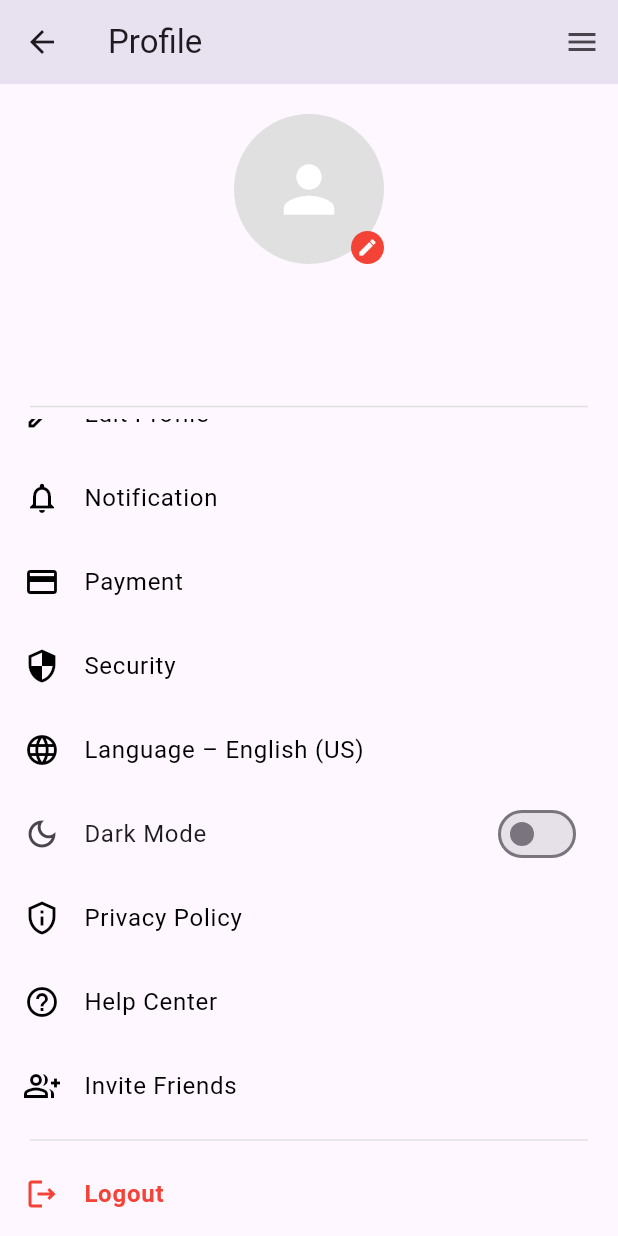
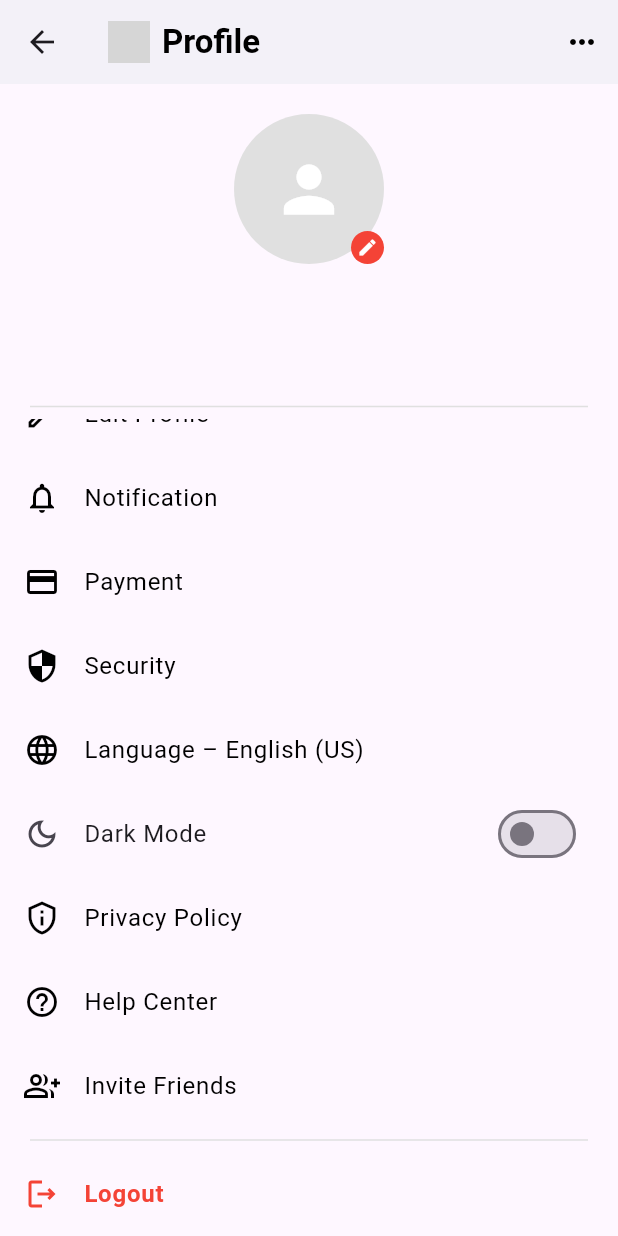
Before and after one commit to dewisukmajti/siap_pintar, a Flutter app: the ProfilePages screen opened directly with empty values, scrolled down 31 dp, on a phone screen of 412 x 824 dp. Run offline on Flutter 3.47's test engine with Material 3 defaults, Android fonts, the phone set to English and light mode, and no system bars; our stand-ins replace image_picker; grey boxes are pictures that could not be loaded.

Commit message:
Update profile_pages.dart

```diff
--- a/lib/pages/profile_pages.dart
+++ b/lib/pages/profile_pages.dart
@@ -109,10 +109,28 @@ class _ProfilePagesState extends State<ProfilePages> {
     return Scaffold(
       key: _scaffoldKey,
       appBar: AppBar(
-        title: const Text('Profile'),
+        backgroundColor: Colors.white,
+        elevation: 0,
+        title: Row(
+          children: [
+            Image.asset(
+              "assets/imagees/logo_siap_pintar.png", // pastikan ada di pubspec.yaml
+              height: 28,
+              width: 28,
+            ),
+            const SizedBox(width: 8),
+            const Text(
+              "Profile",
+              style: TextStyle(
+                color: Colors.black,
+                fontWeight: FontWeight.bold,
+              ),
+            ),
+          ],
+        ),
         actions: [
           IconButton(
-            icon: const Icon(Icons.menu),
+            icon: const Icon(Icons.more_horiz, color: Colors.black),
             onPressed: () {
               _scaffoldKey.currentState?.openEndDrawer();
             },
```
